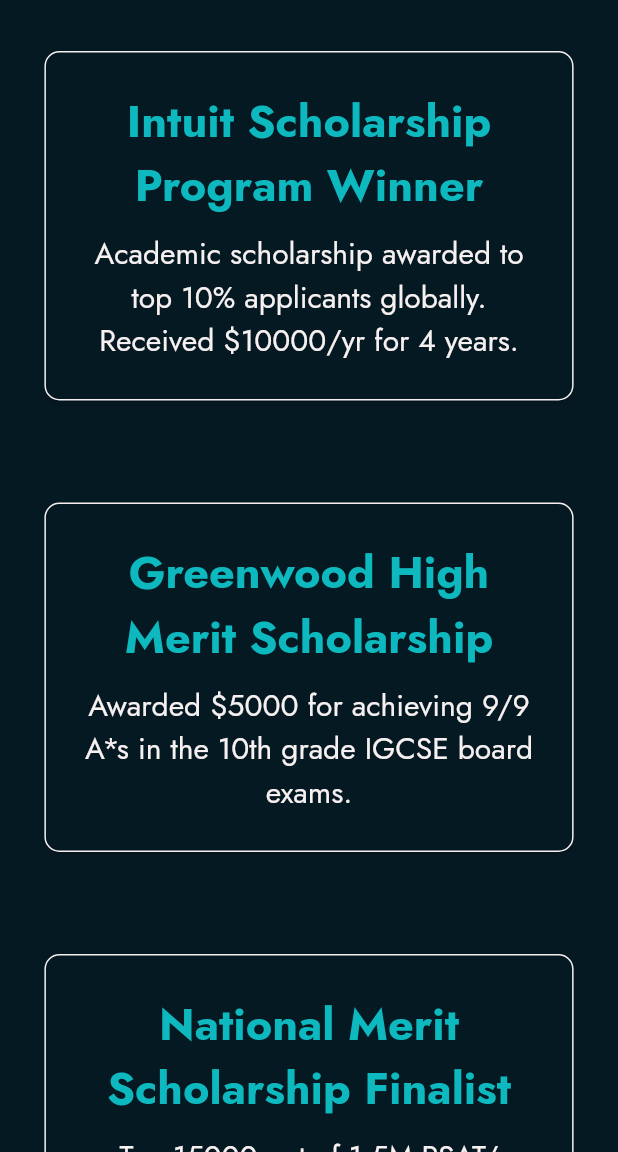
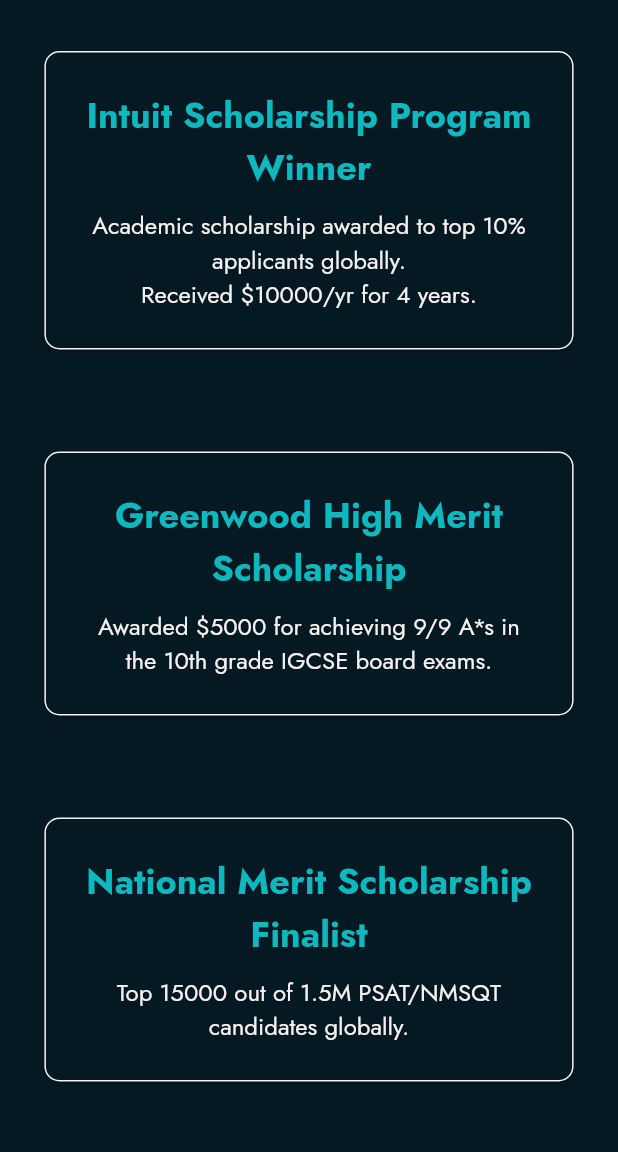
Before and after one commit to vsmart-06/portfolio-website, a Flutter app: the Achievements screen opened by its route, on a phone screen of 412 x 824 dp, the part 84-1236 px from its top. Run offline on Flutter 3.47's test engine with Material 3 defaults, Android fonts, the phone set to English and light mode, and no system bars; our stand-ins replace animated_text_kit, google_fonts; missing offline and left inert: dart:html; network calls fail.

Commit message:
Changed a few colours and sizes

```diff
--- a/lib/widgets/item_card.dart
+++ b/lib/widgets/item_card.dart
@@ -66,8 +66,8 @@
                   width: MediaQuery.of(context).size.width * 0.25,
                   constraints: BoxConstraints(
                     minHeight: widget.organization == null
-                      ? MediaQuery.of(context).size.height * 0.6
-                      : MediaQuery.of(context).size.height * 0.8,
+                      ? MediaQuery.of(context).size.height * 0.4
+                      : MediaQuery.of(context).size.height * 0.6,
                   ),
                   child: Padding(
                       padding: const EdgeInsets.all(10.0),
@@ -80,12 +80,12 @@
                             padding: const EdgeInsets.fromLTRB(25, 20, 25, 10),
                             child: Column(
                               crossAxisAlignment: CrossAxisAlignment.center,
-                              mainAxisAlignment: MainAxisAlignment.start,
+                              mainAxisAlignment: (widget.organization != null) ? MainAxisAlignment.start : MainAxisAlignment.center,
                               children: [
                                 Text(
                                   widget.heading,
                                   style: TextStyle(
-                                    fontSize: 30,
+                                    fontSize: 24,
                                     color: theme[2],
                                     fontWeight: FontWeight.bold,
                                     fontFamily: font,
@@ -98,7 +98,7 @@
                                         child: Text(
                                           widget.organization!,
                                           style: TextStyle(
-                                            fontSize: 25,
+                                            fontSize: 20,
                                             color: theme[3],
                                             fontStyle: FontStyle.italic,
                                             fontFamily: font,
@@ -112,7 +112,7 @@
                                   child: Text(
                                     widget.subHeading,
                                     style: TextStyle(
-                                        fontSize: 20,
+                                        fontSize: 16,
                                         color: theme[0],
                                         fontFamily: font),
                                     textAlign: widget.organization == null
@@ -147,7 +147,7 @@
                           Text(
                             widget.heading,
                             style: TextStyle(
-                              fontSize: 30,
+                              fontSize: 24,
                               color: theme[2],
                               fontWeight: FontWeight.bold,
                               fontFamily: font,
@@ -160,7 +160,7 @@
                                   child: Text(
                                     widget.organization!,
                                     style: TextStyle(
-                                      fontSize: 25,
+                                      fontSize: 20,
                                       color: theme[3],
                                       fontStyle: FontStyle.italic,
                                       fontFamily: font,
@@ -174,7 +174,7 @@
                             child: Text(
                               widget.subHeading,
                               style: TextStyle(
-                                  fontSize: 20,
+                                  fontSize: 16,
                                   color: theme[0],
                                   fontFamily: font),
                               textAlign: widget.organization == null
```
Also changed, not shown: lib/widgets/project.dart (+5 -7 lines).
